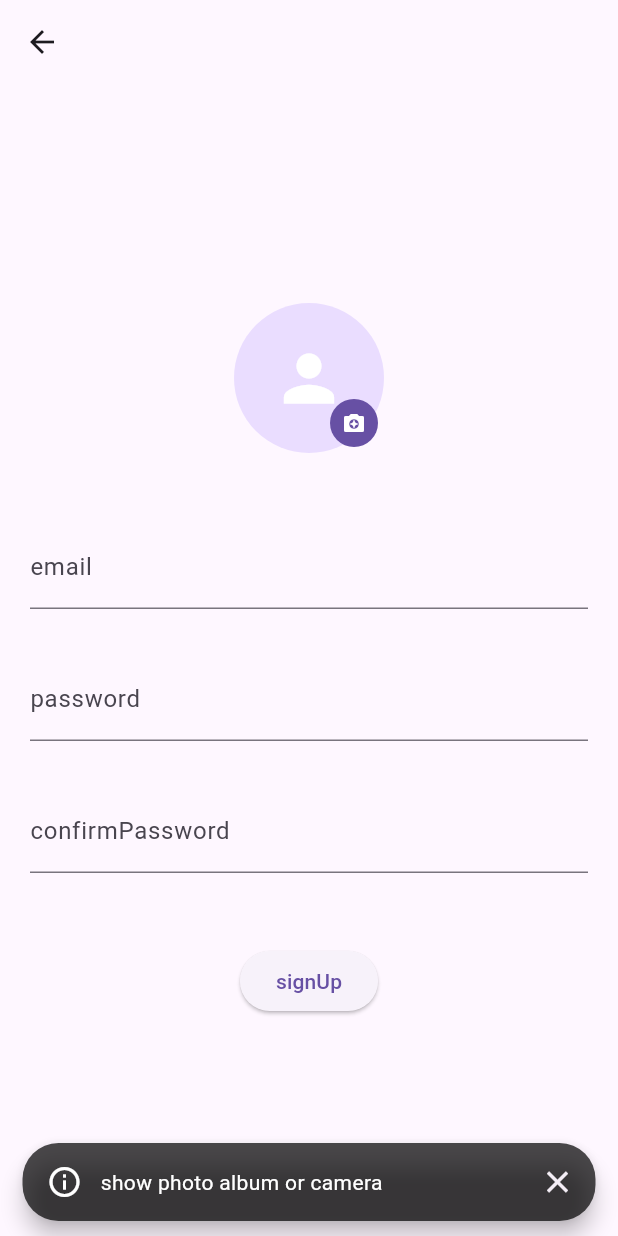
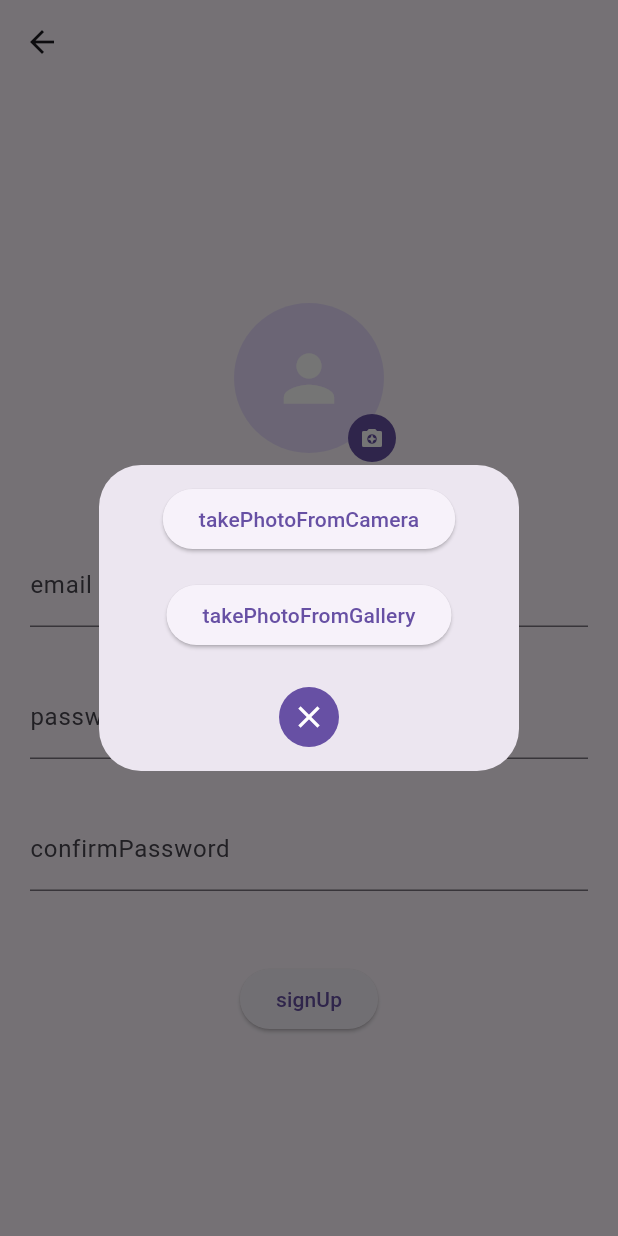
Before and after one commit to Raonshi/misik_guide, a Flutter app: the _SignUpPageBody screen opened directly, after a tap on the "camera enhance" icon, on a phone screen of 412 x 824 dp. Run offline on Flutter 3.47's test engine with Material 2 defaults, Android fonts, the phone set to English and light mode, and no system bars; our stand-ins replace bloc, flutter_bloc, freezed_annotation, image_picker.

Commit message:
improve sign up page

```diff
--- a/lib/pages/auth/sign_up_page.dart
+++ b/lib/pages/auth/sign_up_page.dart
@@ -1,11 +1,10 @@
+import 'dart:typed_data';
+
 import 'package:flutter/material.dart';
 import 'package:flutter_bloc/flutter_bloc.dart';
-import 'package:misik_guide/blocs/auth/sign_in/sign_in_bloc.dart';
-import 'package:misik_guide/blocs/auth/sign_in/sign_in_state.dart';
 import 'package:misik_guide/blocs/auth/sign_up/sign_up_bloc.dart';
 import 'package:misik_guide/blocs/auth/sign_up/sign_up_state.dart';
 import 'package:misik_guide/utils/dialog.dart';
-import 'package:misik_guide/utils/snackbar.dart';
 import 'package:misik_guide/utils/validation.dart';
 
 class SignUpPage extends StatelessWidget {
@@ -38,16 +37,53 @@ class _SignUpPageBody extends StatelessWidget {
             child: Column(
               mainAxisAlignment: MainAxisAlignment.center,
               children: [
-                Stack(
-                  alignment: Alignment.bottomRight,
+                BlocBuilder<SignUpBloc, SignUpState>(builder: (context, state) {
+                  return Stack(
+                    alignment: Alignment.centerRight,
                     children: [
-                    const CircleAvatar(
+                      Padding(
+                        padding: const EdgeInsets.all(12.0),
+                        child: CircleAvatar(
                           radius: 50.0,
-                      child: Icon(Icons.person, color: Colors.white, size: 50.0),
+                          backgroundImage:
+                              state.imageBytes.isEmpty ? null : MemoryImage(Uint8List.fromList(state.imageBytes)),
+                          child: state.imageBytes.isEmpty
+                              ? const Icon(Icons.person, color: Colors.white, size: 50.0)
+                              : null,
                         ),
+                      ),
+                      Column(
+                        children: [
+                          Visibility.maintain(
+                            visible: state.imageBytes.isNotEmpty,
+                            child: IconButton.filled(
+                              onPressed: context.read<SignUpBloc>().onRemoveProfileImage,
+                              iconSize: 16.0,
+                              visualDensity: VisualDensity.compact,
+                              icon: const Icon(Icons.close),
+                            ),
+                          ),
+                          const SizedBox(height: 40.0),
                           IconButton.filled(
                             onPressed: () {
-                        showInfoSnackbar(context, "show photo album or camera");
+                              showActionDialog(
+                                context,
+                                Column(
+                                  mainAxisAlignment: MainAxisAlignment.center,
+                                  mainAxisSize: MainAxisSize.min,
+                                  children: [
+                                    ElevatedButton(
+                                      onPressed: context.read<SignUpBloc>().onClickProfileImageFromCamera,
+                                      child: const Text("takePhotoFromCamera"),
+                                    ),
+                                    const SizedBox(height: 16.0),
+                                    ElevatedButton(
+                                      onPressed: context.read<SignUpBloc>().onClickProfileImageFromGallery,
+                                      child: const Text("takePhotoFromGallery"),
+                                    ),
+                                  ],
+                                ),
+                              );
                             },
                             iconSize: 16.0,
                             visualDensity: VisualDensity.compact,
@@ -55,6 +91,9 @@ class _SignUpPageBody extends StatelessWidget {
                           ),
                         ],
                       ),
+                    ],
+                  );
+                }),
                 const SizedBox(height: 48.0),
                 Form(
                   key: _formKey,
--- a/lib/utils/dialog.dart
+++ b/lib/utils/dialog.dart
@@ -18,3 +18,52 @@ void showInfoDialog(BuildContext context, String message) {
     },
   );
 }
+
+void showConfirmDialog(BuildContext context, String message, Function() onConfirm) {
+  showDialog(
+    context: context,
+    builder: (subContext) {
+      return AlertDialog(
+        contentPadding: const EdgeInsets.symmetric(horizontal: 20.0, vertical: 12.0),
+        content: Text(message),
+        actions: [
+          ElevatedButton(
+            onPressed: () => Navigator.pop(subContext),
+            child: const Text("cancel"),
+          ),
+          ElevatedButton(
+            onPressed: () {
+              Navigator.pop(subContext);
+              onConfirm();
+            },
+            child: const Text("confirm"),
+          )
+        ],
+      );
+    },
+  );
+}
+
+void showActionDialog(BuildContext context, Widget content) {
+  showDialog(
+    context: context,
+    builder: (subContext) {
+      return Dialog(
+        child: Padding(
+          padding: const EdgeInsets.symmetric(horizontal: 20.0, vertical: 12.0),
+          child: Column(
+            mainAxisSize: MainAxisSize.min,
+            children: [
+              content,
+              SizedBox(height: 20.0),
+              IconButton.filled(
+                onPressed: () => Navigator.pop(subContext),
+                icon: Icon(Icons.close),
+              ),
+            ],
+          ),
+        ),
+      );
+    },
+  );
+}
```
Also changed, not shown: lib/blocs/auth/sign_up/sign_up_bloc.dart (+24 -0 lines), 4 other files. Lines whose indentation alone changed are shown as unchanged.
